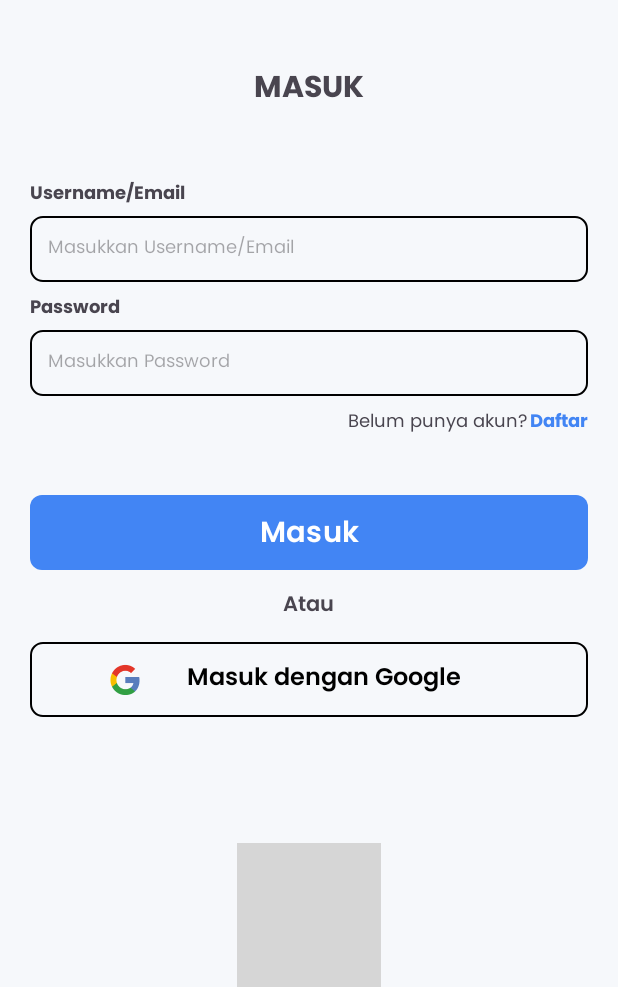
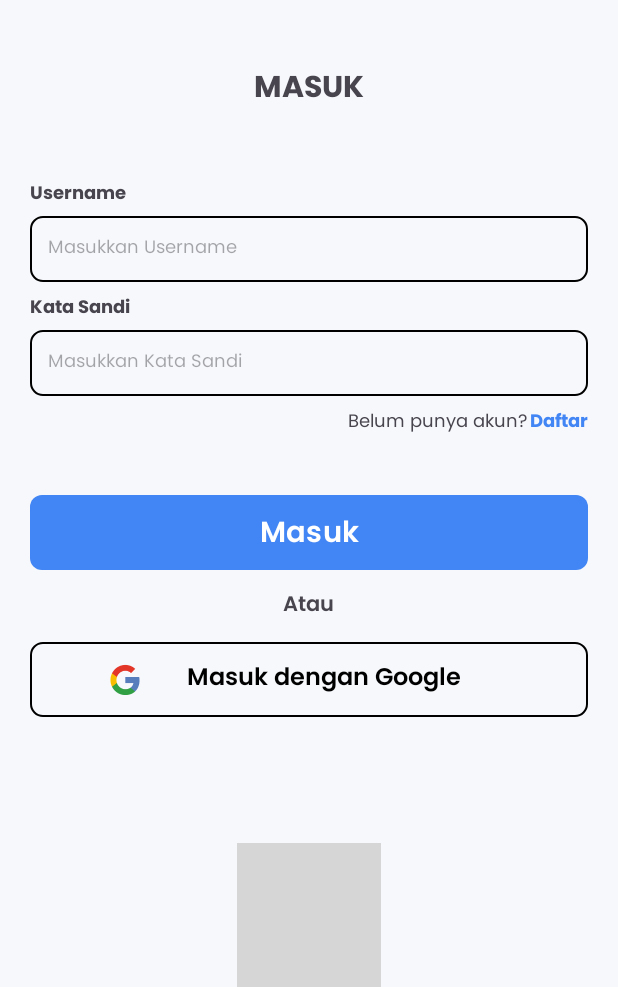
Before and after one commit to gilangrizkiputra/Comfortable-Cleaning, an Android app: the layout activity_login.xml on its own in the app's theme, with its tools: preview values and no code run, on a phone screen of 412 x 824 dp, the part 249-1236 px from its top. Run offline under Robolectric (Android 15) with nearby library versions, the phone set to English and light mode, and no system bars; grey boxes are pictures that could not be loaded.

Commit message:
update login firebase

```diff
--- a/app/build.gradle.kts
+++ b/app/build.gradle.kts
@@ -1,6 +1,7 @@
 plugins {
     alias(libs.plugins.android.application)
     alias(libs.plugins.jetbrains.kotlin.android)
+    alias(libs.plugins.google.gms.google.services)
 }
 
 android {
@@ -49,6 +50,7 @@ dependencies {
     implementation(libs.androidx.constraintlayout)
     implementation(libs.androidx.navigation.fragment.ktx)
     implementation(libs.androidx.navigation.ui.ktx)
+    implementation(libs.firebase.database)
     testImplementation(libs.junit)
     androidTestImplementation(libs.androidx.junit)
     androidTestImplementation(libs.androidx.espresso.core)
--- a/app/src/main/res/layout/activity_login.xml
+++ b/app/src/main/res/layout/activity_login.xml
@@ -34,7 +34,7 @@
         android:layout_below="@+id/tv_title"
         android:layout_marginTop="42dp"
         android:fontFamily="@font/poppins_bold"
-        android:text="Username/Email"
+        android:text="Username"
         android:textSize="12sp" />
 
     <EditText
@@ -44,7 +44,7 @@
         android:layout_marginTop="4dp"
         android:background="@drawable/custom_edt_radius_bg"
         android:fontFamily="@font/poppins_bold"
-        android:hint="Masukkan Username/Email"
+        android:hint="Masukkan Username"
         android:padding="12dp"
         android:textSize="12sp"
         android:inputType="text"/>
@@ -56,7 +56,7 @@
         android:layout_below="@+id/edt_username"
         android:layout_marginTop="7dp"
         android:fontFamily="@font/poppins_bold"
-        android:text="Password"
+        android:text="Kata Sandi"
         android:textSize="12sp" />
 
     <EditText
@@ -66,7 +66,7 @@
         android:layout_marginTop="4dp"
         android:background="@drawable/custom_edt_radius_bg"
         android:fontFamily="@font/poppins_regular"
-        android:hint="Masukkan Password"
+        android:hint="Masukkan Kata Sandi"
         android:padding="12dp"
         android:textSize="12sp"
         android:inputType="textPassword"/>
--- a/build.gradle.kts
+++ b/build.gradle.kts
@@ -2,4 +2,5 @@
 plugins {
     alias(libs.plugins.android.application) apply false
     alias(libs.plugins.jetbrains.kotlin.android) apply false
+    alias(libs.plugins.google.gms.google.services) apply false
 }
--- a/gradle/libs.versions.toml
+++ b/gradle/libs.versions.toml
@@ -11,6 +11,8 @@ activity = "1.9.0"
 constraintlayout = "2.1.4"
 navigationFragmentKtx = "2.7.7"
 navigationUiKtx = "2.7.7"
+googleGmsGoogleServices = "4.4.1"
+firebaseDatabase = "21.0.0"
 
 [libraries]
 androidx-core-ktx = { group = "androidx.core", name = "core-ktx", version.ref = "coreKtx" }
@@ -23,7 +25,9 @@ androidx-activity = { group = "androidx.activity", name = "activity", version.re
 androidx-constraintlayout = { group = "androidx.constraintlayout", name = "constraintlayout", version.ref = "constraintlayout" }
 androidx-navigation-fragment-ktx = { group = "androidx.navigation", name = "navigation-fragment-ktx", version.ref = "navigationFragmentKtx" }
 androidx-navigation-ui-ktx = { group = "androidx.navigation", name = "navigation-ui-ktx", version.ref = "navigationUiKtx" }
+firebase-database = { group = "com.google.firebase", name = "firebase-database", version.ref = "firebaseDatabase" }
 
 [plugins]
 android-application = { id = "com.android.application", version.ref = "agp" }
 jetbrains-kotlin-android = { id = "org.jetbrains.kotlin.android", version.ref = "kotlin" }
+google-gms-google-services = { id = "com.google.gms.google-services", version.ref = "googleGmsGoogleServices" }
```
Also changed, not shown: app/src/main/res/layout/activity_register.xml (+18 -18 lines).
